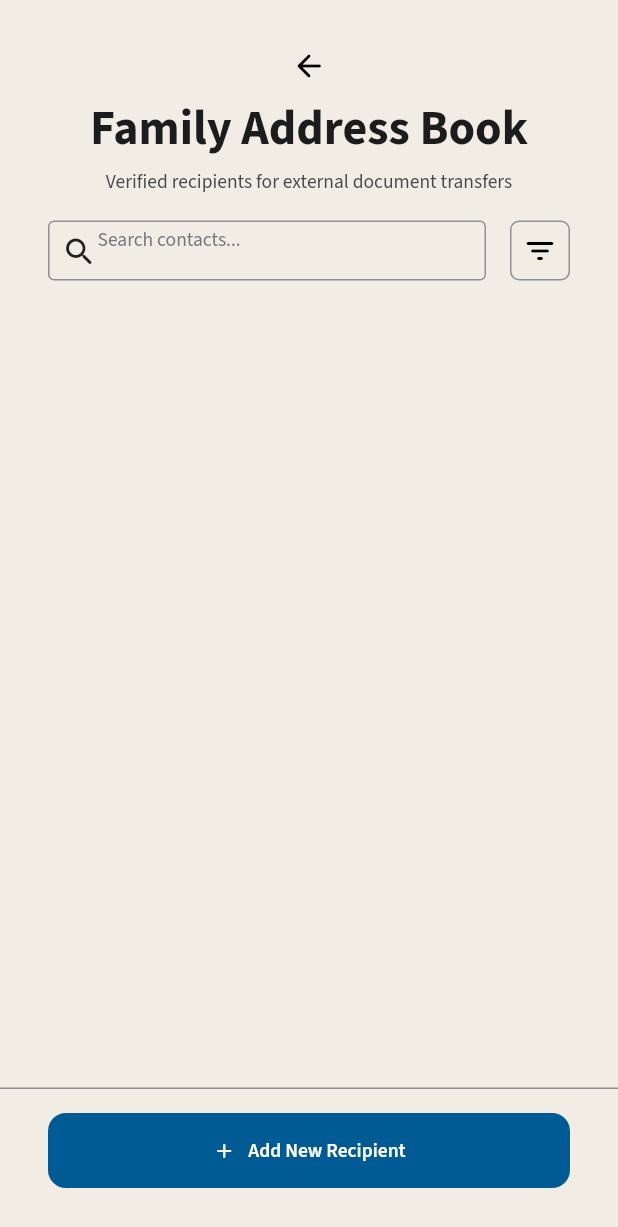
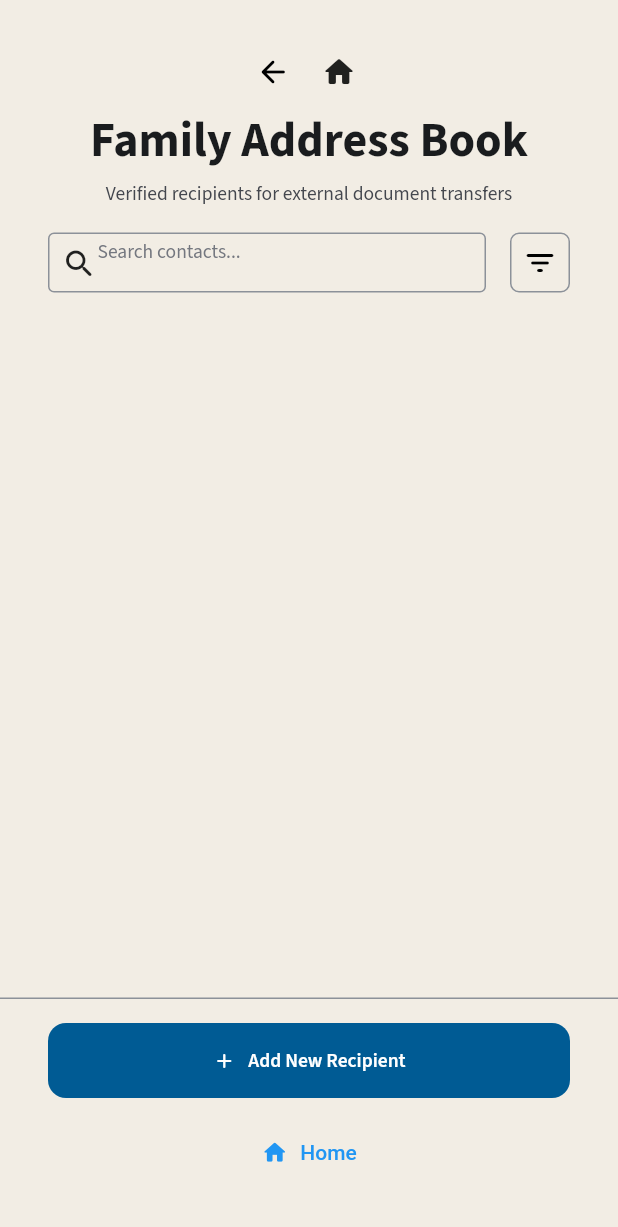
Before and after one commit to novindu/Anchorly, a Flutter app: the FamilyAddressBookWidget screen opened by its route, on a phone screen of 412 x 824 dp. Shown: the top 1227 px of the screen. Run offline on Flutter 3.47's test engine with Material 3 defaults, Android fonts, the phone set to English and light mode, and no system bars; our stand-ins replace auto_size_text, cached_network_image, cloud_firestore, firebase_auth, firebase_core, flutter_secure_storage and 12 more; missing offline and left inert: dart:html, encrypt, json_path, platform_detect; accounts and stored records are empty; network calls fail.

Commit message:
Fix stuck navigation: Home button + back goes to dashboard when pop fails

```diff
--- a/lib/components/disclaimer_modal/disclaimer_modal_widget.dart
+++ b/lib/components/disclaimer_modal/disclaimer_modal_widget.dart
@@ -7,6 +7,7 @@ import '/index.dart';
 import 'package:flutter/material.dart';
 import 'package:google_fonts/google_fonts.dart';
 import 'package:provider/provider.dart';
+import '/custom_code/navigation_helpers.dart';
 import 'disclaimer_modal_model.dart';
 export 'disclaimer_modal_model.dart';
 
@@ -254,7 +255,7 @@ class _DisclaimerModalWidgetState extends State<DisclaimerModalWidget> {
                           hoverColor: Colors.transparent,
                           highlightColor: Colors.transparent,
                           onTap: () async {
-                            context.pop();
+                            navigateBackOrHome(context);
                           },
                           child: wrapWithModel(
                             model: _model.buttonModel1,
--- /dev/null
+++ b/lib/custom_code/navigation_helpers.dart
@@ -0,0 +1,40 @@
+import 'package:flutter/material.dart';
+import 'package:go_router/go_router.dart';
+
+import '/index.dart';
+
+/// goNamed replaces the stack — pop() often does nothing. Always offer a way home.
+void navigateBackOrHome(BuildContext context) {
+  if (context.canPop()) {
+    context.pop();
+  } else {
+    context.goNamed(FamilyDashboardWidget.routeName);
+  }
+}
+
+void navigateHome(BuildContext context) {
+  context.goNamed(FamilyDashboardWidget.routeName);
+}
+
+/// Compact home control for page headers.
+class HomeNavButton extends StatelessWidget {
+  const HomeNavButton({super.key, this.showLabel = false});
+
+  final bool showLabel;
+
+  @override
+  Widget build(BuildContext context) {
+    if (showLabel) {
+      return TextButton.icon(
+        onPressed: () => navigateHome(context),
+        icon: const Icon(Icons.home_rounded, size: 18),
+        label: const Text('Home'),
+      );
+    }
+    return IconButton(
+      tooltip: 'Home',
+      onPressed: () => navigateHome(context),
+      icon: const Icon(Icons.home_rounded),
+    );
+  }
+}
--- a/lib/pages/a_i_analysis_recipient_cross_check/a_i_analysis_recipient_cross_check_widget.dart
+++ b/lib/pages/a_i_analysis_recipient_cross_check/a_i_analysis_recipient_cross_check_widget.dart
@@ -11,6 +11,7 @@ import '/index.dart';
 import 'package:flutter/material.dart';
 import 'package:google_fonts/google_fonts.dart';
 import 'package:provider/provider.dart';
+import '/custom_code/navigation_helpers.dart';
 import 'a_i_analysis_recipient_cross_check_model.dart';
 export 'a_i_analysis_recipient_cross_check_model.dart';
 
@@ -106,9 +107,10 @@ class _AIAnalysisRecipientCrossCheckWidgetState
                               size: 20.0,
                             ),
                             onPressed: () async {
-                              context.pop();
+                              navigateBackOrHome(context);
                             },
                           ),
+                          const HomeNavButton(),
                           Text(
                             'AI Analysis Check',
                             style: FlutterFlowTheme.of(context)
--- a/lib/pages/audit_log_privacy_ledger/audit_log_privacy_ledger_widget.dart
+++ b/lib/pages/audit_log_privacy_ledger/audit_log_privacy_ledger_widget.dart
@@ -9,6 +9,7 @@ import 'dart:ui';
 import 'package:flutter/material.dart';
 import 'package:google_fonts/google_fonts.dart';
 import 'package:provider/provider.dart';
+import '/custom_code/navigation_helpers.dart';
 import 'audit_log_privacy_ledger_model.dart';
 export 'audit_log_privacy_ledger_model.dart';
 
@@ -89,9 +90,10 @@ class _AuditLogPrivacyLedgerWidgetState
                                   size: 24.0,
                                 ),
                                 onPressed: () async {
-                                  context.pop();
+                                  navigateBackOrHome(context);
                                 },
                               ),
+                              const HomeNavButton(),
                               Expanded(
                                 flex: 1,
                                 child: Column(
--- a/lib/pages/document_capture_a_i_disclaimer/document_capture_a_i_disclaimer_widget.dart
+++ b/lib/pages/document_capture_a_i_disclaimer/document_capture_a_i_disclaimer_widget.dart
@@ -8,6 +8,7 @@ import 'package:cached_network_image/cached_network_image.dart';
 import 'package:flutter/material.dart';
 import 'package:google_fonts/google_fonts.dart';
 import 'package:provider/provider.dart';
+import '/custom_code/navigation_helpers.dart';
 import 'document_capture_a_i_disclaimer_model.dart';
 export 'document_capture_a_i_disclaimer_model.dart';
 
@@ -108,9 +109,10 @@ class _DocumentCaptureAIDisclaimerWidgetState
                                   size: 24.0,
                                 ),
                                 onPressed: () async {
-                                  context.pop();
+                                  navigateBackOrHome(context);
                                 },
                               ),
+                              const HomeNavButton(),
                               Text(
                                 'Capture Document',
                                 style: FlutterFlowTheme.of(context)
--- a/lib/pages/family_address_book/family_address_book_widget.dart
+++ b/lib/pages/family_address_book/family_address_book_widget.dart
@@ -10,6 +10,7 @@ import 'dart:ui';
 import 'package:flutter/material.dart';
 import 'package:google_fonts/google_fonts.dart';
 import 'package:provider/provider.dart';
+import '/custom_code/navigation_helpers.dart';
 import 'family_address_book_model.dart';
 export 'family_address_book_model.dart';
 
@@ -72,6 +73,9 @@ class _FamilyAddressBookWidgetState extends State<FamilyAddressBookWidget> {
                     mainAxisAlignment: MainAxisAlignment.start,
                     crossAxisAlignment: CrossAxisAlignment.center,
                     children: [
+                      Row(
+                        mainAxisSize: MainAxisSize.min,
+                        children: [
                           FlutterFlowIconButton(
                             borderRadius: 8.0,
                             buttonSize: 40.0,
@@ -81,8 +85,11 @@ class _FamilyAddressBookWidgetState extends State<FamilyAddressBookWidget> {
                               size: 24.0,
                             ),
                             onPressed: () async {
-                          context.pop();
+                              navigateBackOrHome(context);
                             },
+                          ),
+                          const HomeNavButton(),
+                        ],
                       ),
                       Text(
                         'Family Address Book',
@@ -261,7 +268,19 @@ class _FamilyAddressBookWidgetState extends State<FamilyAddressBookWidget> {
                   Padding(
                     padding:
                         EdgeInsetsDirectional.fromSTEB(32.0, 16.0, 32.0, 32.0),
-                    child: Container(
+                    child: Column(
+                      crossAxisAlignment: CrossAxisAlignment.stretch,
+                      children: [
+                        InkWell(
+                          onTap: () {
+                            ScaffoldMessenger.of(context).showSnackBar(
+                              const SnackBar(
+                                content: Text(
+                                  'Add recipient form coming soon. Use Home to return to Dashboard.',
+                                ),
+                              ),
+                            );
+                          },
                           child: wrapWithModel(
                             model: _model.buttonModel,
                             updateCallback: () => safeSetState(() {}),
@@ -269,7 +288,8 @@ class _FamilyAddressBookWidgetState extends State<FamilyAddressBookWidget> {
                               content: 'Add New Recipient',
                               icon: Icon(
                                 Icons.add_rounded,
-                            color: FlutterFlowTheme.of(context).onPrimary,
+                                color:
+                                    FlutterFlowTheme.of(context).onPrimary,
                                 size: 16.0,
                               ),
                               iconPresent: true,
@@ -282,6 +302,10 @@ class _FamilyAddressBookWidgetState extends State<FamilyAddressBookWidget> {
                             ),
                           ),
                         ),
+                        const SizedBox(height: 12),
+                        const HomeNavButton(showLabel: true),
+                      ],
+                    ),
                   ),
                 ],
               ),
--- a/lib/pages/outbound_authorization_queue/outbound_authorization_queue_widget.dart
+++ b/lib/pages/outbound_authorization_queue/outbound_authorization_queue_widget.dart
@@ -7,6 +7,7 @@ import '/flutter_flow/flutter_flow_widgets.dart';
 import 'dart:ui';
 import '/flutter_flow/custom_functions.dart' as functions;
 import '/custom_code/family_query_helpers.dart';
+import '/custom_code/navigation_helpers.dart';
 import 'package:flutter/material.dart';
 import 'package:google_fonts/google_fonts.dart';
 import 'package:provider/provider.dart';
@@ -125,9 +126,10 @@ class _OutboundAuthorizationQueueWidgetState
                                   size: 24.0,
                                 ),
                                 onPressed: () async {
-                                  context.pop();
+                                  navigateBackOrHome(context);
                                 },
                               ),
+                              const HomeNavButton(),
                               Expanded(
                                 flex: 1,
                                 child: Column(
--- a/lib/pages/secure_signature_vault/secure_signature_vault_widget.dart
+++ b/lib/pages/secure_signature_vault/secure_signature_vault_widget.dart
@@ -12,6 +12,7 @@ import 'package:google_fonts/google_fonts.dart';
 import 'package:provider/provider.dart';
 import 'secure_signature_vault_model.dart';
 import '/custom_code/encryption/anchorly_encryption.dart';
+import '/custom_code/navigation_helpers.dart';
 
 // E2EE wiring note (local heavy sync with FF7 cloud + pain point completion):
 // The AnchorlyEncryption service (AES-256-GCM + PBKDF2 + secure storage) is imported and the UI advertises "real client-side AES E2EE now active".
@@ -140,9 +141,10 @@ class _SecureSignatureVaultWidgetState
                                       size: 20.0,
                                     ),
                                     onPressed: () async {
-                                      context.pop();
+                                      navigateBackOrHome(context);
                                     },
                                   ),
+                                  const HomeNavButton(),
                                   Icon(
                                     Icons.fingerprint_rounded,
                                     color: Color(0xFF2A4D69),
```
Lines whose indentation alone changed are shown as unchanged.
